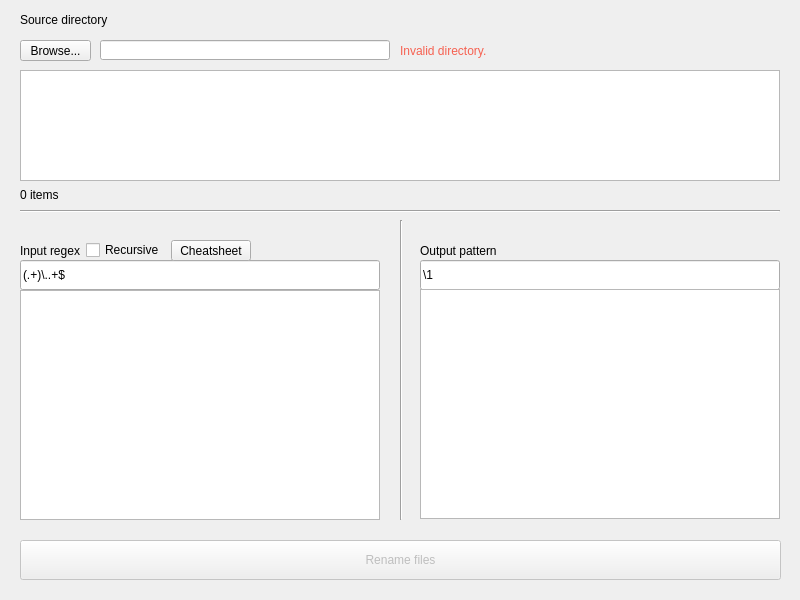
This is src/mvrgx/gui/asset/main.ui in svioletg/mvrgx as Qt 5 draws it before an edit. The edited form follows.
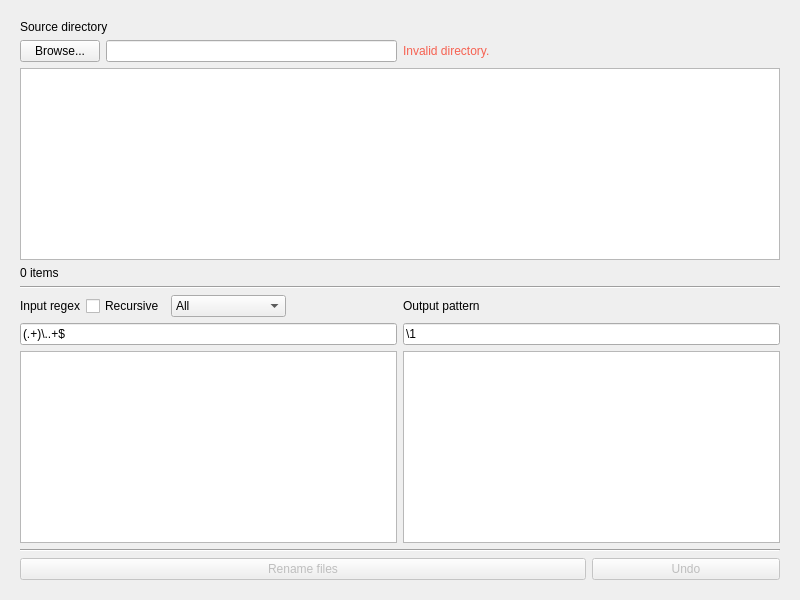
This is the edited form. Icons and pictures are not drawn.

What changed in the file:
```diff
--- a/src/mvrgx/gui/asset/main.ui
+++ b/src/mvrgx/gui/asset/main.ui
@@ -17,41 +17,51 @@
    <bool>true</bool>
   </property>
   <widget class="QWidget" name="centralwidget">
+   <property name="layoutDirection">
+    <enum>Qt::LayoutDirection::LeftToRight</enum>
+   </property>
+   <layout class="QVBoxLayout" name="verticalLayout_4">
+    <property name="leftMargin">
+     <number>20</number>
+    </property>
+    <property name="topMargin">
+     <number>20</number>
+    </property>
+    <property name="rightMargin">
+     <number>20</number>
+    </property>
+    <property name="bottomMargin">
+     <number>20</number>
+    </property>
+    <item>
+     <layout class="QVBoxLayout" name="verticalLayoutTopHalf">
+      <property name="bottomMargin">
+       <number>0</number>
+      </property>
+      <item>
    <widget class="QLabel" name="labelSrcDir">
-    <property name="geometry">
-     <rect>
-      <x>20</x>
-      <y>10</y>
-      <width>371</width>
-      <height>20</height>
-     </rect>
-    </property>
     <property name="text">
      <string>Source directory</string>
     </property>
-   </widget>
+        <property name="buddy">
+         <cstring>lineEditSrcDir</cstring>
+        </property>
+       </widget>
+      </item>
+      <item>
+       <layout class="QHBoxLayout" name="horizontalLayoutSrcDir">
+        <property name="bottomMargin">
+         <number>0</number>
+        </property>
+        <item>
    <widget class="QPushButton" name="pushButtonSrcBrowse">
-    <property name="geometry">
-     <rect>
-      <x>20</x>
-      <y>40</y>
-      <width>71</width>
-      <height>21</height>
-     </rect>
-    </property>
     <property name="text">
      <string>Browse...</string>
     </property>
    </widget>
+        </item>
+        <item>
    <widget class="QLineEdit" name="lineEditSrcDir">
-    <property name="geometry">
-     <rect>
-      <x>100</x>
-      <y>40</y>
-      <width>290</width>
-      <height>20</height>
-     </rect>
-    </property>
     <property name="sizePolicy">
      <sizepolicy hsizetype="Expanding" vsizetype="Fixed">
       <horstretch>0</horstretch>
@@ -59,18 +69,12 @@
      </sizepolicy>
     </property>
    </widget>
+        </item>
+        <item>
    <widget class="QLabel" name="labelSrcDirErrMsg">
     <property name="enabled">
      <bool>true</bool>
     </property>
-    <property name="geometry">
-     <rect>
-      <x>400</x>
-      <y>40</y>
-      <width>161</width>
-      <height>21</height>
-     </rect>
-    </property>
     <property name="styleSheet">
      <string notr="true">color: rgb(246, 97, 81);</string>
     </property>
@@ -78,205 +82,54 @@
      <string>Invalid directory.</string>
     </property>
    </widget>
-   <widget class="QListWidget" name="listWidgetSrcContents">
-    <property name="geometry">
-     <rect>
-      <x>20</x>
-      <y>70</y>
-      <width>760</width>
-      <height>111</height>
-     </rect>
-    </property>
-   </widget>
+        </item>
+        <item>
+         <spacer name="horizontalSpacer_3">
+          <property name="orientation">
+           <enum>Qt::Orientation::Horizontal</enum>
+          </property>
+          <property name="sizeHint" stdset="0">
+           <size>
+            <width>40</width>
+            <height>20</height>
+           </size>
+          </property>
+         </spacer>
+        </item>
+       </layout>
+      </item>
+      <item>
+       <widget class="QListWidget" name="listWidgetSrcContents"/>
+      </item>
+      <item>
    <widget class="QLabel" name="labelSrcDirCount">
-    <property name="geometry">
-     <rect>
-      <x>20</x>
-      <y>180</y>
-      <width>361</width>
-      <height>30</height>
-     </rect>
-    </property>
     <property name="text">
      <string>0 items</string>
     </property>
    </widget>
-   <widget class="QLineEdit" name="lineEditInputRegex">
-    <property name="geometry">
-     <rect>
-      <x>20</x>
-      <y>260</y>
-      <width>360</width>
-      <height>30</height>
-     </rect>
-    </property>
-    <property name="styleSheet">
-     <string notr="true">font-family: &quot;Cascadia Mono&quot;, monospace;</string>
-    </property>
-    <property name="text">
-     <string notr="true">(.+)\..+$</string>
-    </property>
-    <property name="placeholderText">
-     <string notr="true"/>
-    </property>
-   </widget>
-   <widget class="QLineEdit" name="lineEditOutputPattern">
-    <property name="geometry">
-     <rect>
-      <x>420</x>
-      <y>260</y>
-      <width>360</width>
-      <height>30</height>
-     </rect>
-    </property>
-    <property name="text">
-     <string>\1</string>
-    </property>
-    <property name="placeholderText">
-     <string/>
-    </property>
-    <property name="inputValid" stdset="0">
-     <bool>true</bool>
-    </property>
-   </widget>
-   <widget class="QPushButton" name="pushButtonRenameFiles">
-    <property name="enabled">
-     <bool>false</bool>
-    </property>
-    <property name="geometry">
-     <rect>
-      <x>20</x>
-      <y>540</y>
-      <width>761</width>
-      <height>40</height>
-     </rect>
-    </property>
-    <property name="text">
-     <string>Rename files</string>
-    </property>
-   </widget>
-   <widget class="Line" name="line">
-    <property name="geometry">
-     <rect>
-      <x>20</x>
-      <y>210</y>
-      <width>760</width>
-      <height>3</height>
-     </rect>
-    </property>
+      </item>
+     </layout>
+    </item>
+    <item>
+     <widget class="Line" name="line_2">
     <property name="orientation">
      <enum>Qt::Orientation::Horizontal</enum>
     </property>
    </widget>
-   <widget class="QListWidget" name="listWidgetMvBefore">
-    <property name="geometry">
-     <rect>
-      <x>20</x>
-      <y>290</y>
-      <width>360</width>
-      <height>230</height>
-     </rect>
-    </property>
-    <property name="toolTip">
-     <string>Hover over a filename to see its full path</string>
-    </property>
-   </widget>
+    </item>
+    <item>
+     <layout class="QGridLayout" name="gridLayoutInOut">
+      <property name="bottomMargin">
+       <number>0</number>
+      </property>
+      <item row="2" column="1">
    <widget class="QListWidget" name="listWidgetMvAfter">
-    <property name="geometry">
-     <rect>
-      <x>420</x>
-      <y>289</y>
-      <width>360</width>
-      <height>230</height>
-     </rect>
-    </property>
     <property name="toolTip">
      <string>Hover over an item to see its full path</string>
     </property>
    </widget>
-   <widget class="Line" name="line_2">
-    <property name="geometry">
-     <rect>
-      <x>400</x>
-      <y>220</y>
-      <width>3</width>
-      <height>300</height>
-     </rect>
-    </property>
-    <property name="orientation">
-     <enum>Qt::Orientation::Vertical</enum>
-    </property>
-   </widget>
-   <widget class="QWidget" name="horizontalLayoutWidget">
-    <property name="geometry">
-     <rect>
-      <x>20</x>
-      <y>240</y>
-      <width>360</width>
-      <height>21</height>
-     </rect>
-    </property>
-    <layout class="QHBoxLayout" name="horizontalLayoutInputRegex">
-     <property name="sizeConstraint">
-      <enum>QLayout::SizeConstraint::SetDefaultConstraint</enum>
-     </property>
-     <item>
-      <widget class="QLabel" name="labelInputRegex">
-       <property name="text">
-        <string>Input regex</string>
-       </property>
-      </widget>
-     </item>
-     <item>
-      <widget class="QCheckBox" name="checkBoxRecursive">
-       <property name="autoFillBackground">
-        <bool>false</bool>
-       </property>
-       <property name="styleSheet">
-        <string notr="true"/>
-       </property>
-       <property name="text">
-        <string>Recursive</string>
-       </property>
-       <property name="checked">
-        <bool>false</bool>
-       </property>
-       <property name="tristate">
-        <bool>false</bool>
-       </property>
-      </widget>
-     </item>
-     <item>
-      <widget class="QPushButton" name="pushButtonOpenRgxCheats">
-       <property name="text">
-        <string>Cheatsheet</string>
-       </property>
-      </widget>
-     </item>
-     <item>
-      <spacer name="horizontalSpacer">
-       <property name="orientation">
-        <enum>Qt::Orientation::Horizontal</enum>
-       </property>
-       <property name="sizeHint" stdset="0">
-        <size>
-         <width>40</width>
-         <height>20</height>
-        </size>
-       </property>
-      </spacer>
-     </item>
-    </layout>
-   </widget>
-   <widget class="QWidget" name="horizontalLayoutWidget_2">
-    <property name="geometry">
-     <rect>
-      <x>420</x>
-      <y>240</y>
-      <width>351</width>
-      <height>21</height>
-     </rect>
-    </property>
+      </item>
+      <item row="0" column="1">
     <layout class="QHBoxLayout" name="horizontalLayoutOutputPattern">
      <item>
       <widget class="QLabel" name="labelOutputPattern">
@@ -324,7 +177,196 @@
       </spacer>
      </item>
     </layout>
-   </widget>
+      </item>
+      <item row="2" column="0">
+       <widget class="QListWidget" name="listWidgetMvBefore">
+        <property name="toolTip">
+         <string>Hover over a filename to see its full path</string>
+        </property>
+       </widget>
+      </item>
+      <item row="1" column="1">
+       <widget class="QLineEdit" name="lineEditOutputPattern">
+        <property name="text">
+         <string>\1</string>
+        </property>
+        <property name="placeholderText">
+         <string/>
+        </property>
+        <property name="inputValid" stdset="0">
+         <bool>true</bool>
+        </property>
+       </widget>
+      </item>
+      <item row="1" column="0">
+       <widget class="QLineEdit" name="lineEditInputRegex">
+        <property name="styleSheet">
+         <string notr="true">font-family: &quot;Cascadia Mono&quot;, monospace;</string>
+        </property>
+        <property name="text">
+         <string notr="true">(.+)\..+$</string>
+        </property>
+        <property name="placeholderText">
+         <string notr="true"/>
+        </property>
+       </widget>
+      </item>
+      <item row="0" column="0">
+       <layout class="QHBoxLayout" name="horizontalLayoutInputRegex">
+        <property name="sizeConstraint">
+         <enum>QLayout::SizeConstraint::SetDefaultConstraint</enum>
+        </property>
+        <property name="rightMargin">
+         <number>0</number>
+        </property>
+        <item>
+         <widget class="QLabel" name="labelInputRegex">
+          <property name="text">
+           <string>Input regex</string>
+          </property>
+          <property name="alignment">
+           <set>Qt::AlignmentFlag::AlignLeading|Qt::AlignmentFlag::AlignLeft|Qt::AlignmentFlag::AlignVCenter</set>
+          </property>
+          <property name="buddy">
+           <cstring>lineEditInputRegex</cstring>
+          </property>
+         </widget>
+        </item>
+        <item>
+         <widget class="QCheckBox" name="checkBoxRecursive">
+          <property name="autoFillBackground">
+           <bool>false</bool>
+          </property>
+          <property name="styleSheet">
+           <string notr="true"/>
+          </property>
+          <property name="text">
+           <string>Recursive</string>
+          </property>
+          <property name="checked">
+           <bool>false</bool>
+          </property>
+          <property name="tristate">
+           <bool>false</bool>
+          </property>
+         </widget>
+        </item>
+        <item>
+         <widget class="QComboBox" name="comboBoxInputFilter">
+          <property name="toolTip">
+           <string>Choose how to filter matched results.</string>
+          </property>
+          <property name="editable">
+           <bool>false</bool>
+          </property>
+          <item>
+           <property name="text">
+            <string>All</string>
+           </property>
+          </item>
+          <item>
+           <property name="text">
+            <string>Only directories</string>
+           </property>
+          </item>
+          <item>
+           <property name="text">
+            <string>Only files</string>
+           </property>
+          </item>
+         </widget>
+        </item>
+        <item>
+         <spacer name="horizontalSpacer">
+          <property name="orientation">
+           <enum>Qt::Orientation::Horizontal</enum>
+          </property>
+          <property name="sizeHint" stdset="0">
+           <size>
+            <width>40</width>
+            <height>20</height>
+           </size>
+          </property>
+         </spacer>
+        </item>
+       </layout>
+      </item>
+     </layout>
+    </item>
+    <item>
+     <widget class="Line" name="line">
+      <property name="orientation">
+       <enum>Qt::Orientation::Horizontal</enum>
+      </property>
+     </widget>
+    </item>
+    <item>
+     <layout class="QHBoxLayout" name="horizontalLayout">
+      <property name="bottomMargin">
+       <number>0</number>
+      </property>
+      <item>
+       <widget class="QPushButton" name="pushButtonRenameFiles">
+        <property name="enabled">
+         <bool>false</bool>
+        </property>
+        <property name="sizePolicy">
+         <sizepolicy hsizetype="Minimum" vsizetype="Fixed">
+          <horstretch>3</horstretch>
+          <verstretch>0</verstretch>
+         </sizepolicy>
+        </property>
+        <property name="minimumSize">
+         <size>
+          <width>0</width>
+          <height>0</height>
+         </size>
+        </property>
+        <property name="styleSheet">
+         <string notr="true"/>
+        </property>
+        <property name="text">
+         <string>Rename files</string>
+        </property>
+        <property name="thickButton" stdset="0">
+         <bool>true</bool>
+        </property>
+       </widget>
+      </item>
+      <item>
+       <widget class="QPushButton" name="pushButtonUndoRename">
+        <property name="enabled">
+         <bool>false</bool>
+        </property>
+        <property name="sizePolicy">
+         <sizepolicy hsizetype="Minimum" vsizetype="Fixed">
+          <horstretch>1</horstretch>
+          <verstretch>0</verstretch>
+         </sizepolicy>
+        </property>
+        <property name="text">
+         <string>Undo</string>
+        </property>
+        <property name="icon">
+         <iconset theme="QIcon::ThemeIcon::EditUndo"/>
+        </property>
+        <property name="checkable">
+         <bool>false</bool>
+        </property>
+        <property name="default">
+         <bool>false</bool>
+        </property>
+        <property name="flat">
+         <bool>false</bool>
+        </property>
+        <property name="thickButton" stdset="0">
+         <bool>true</bool>
+        </property>
+       </widget>
+      </item>
+     </layout>
+    </item>
+   </layout>
   </widget>
  </widget>
  <tabstops>
```
Left out of the diff: 7 changed lines with no effect on the pictures. Lines whose indentation alone changed are shown as unchanged.
